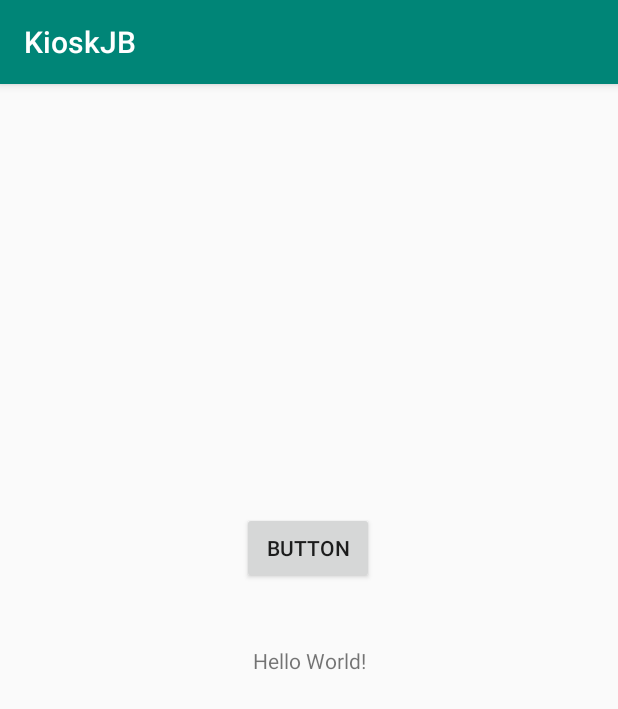
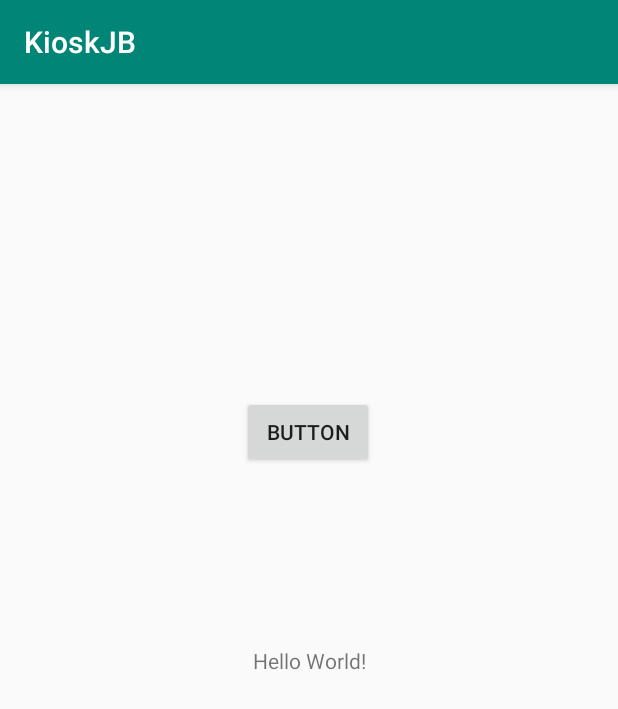
Before and after one commit to Molang00/KioskJB, an Android app: the screen it shows after launch (MainActivity), on a phone screen of 412 x 824 dp. Shown: the top 709 px of the screen. Run offline under Robolectric (Android 15) with nearby library versions, the phone set to English and light mode, and no system bars.

Commit message:
changed position

```diff
--- a/app/src/main/res/layout/activity_main.xml
+++ b/app/src/main/res/layout/activity_main.xml
@@ -23,6 +23,6 @@
             app:layout_constraintEnd_toEndOf="parent"
             app:layout_constraintTop_toTopOf="parent"
             app:layout_constraintBottom_toTopOf="@+id/textView" app:layout_constraintHorizontal_bias="0.498"
-            app:layout_constraintVertical_bias="0.873"/>
+            app:layout_constraintVertical_bias="0.636"/>
 
 </androidx.constraintlayout.widget.ConstraintLayout>
```
